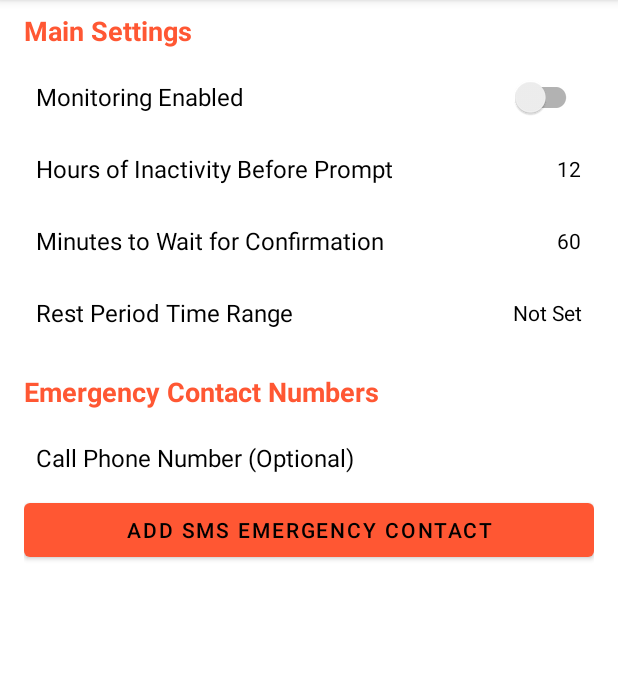
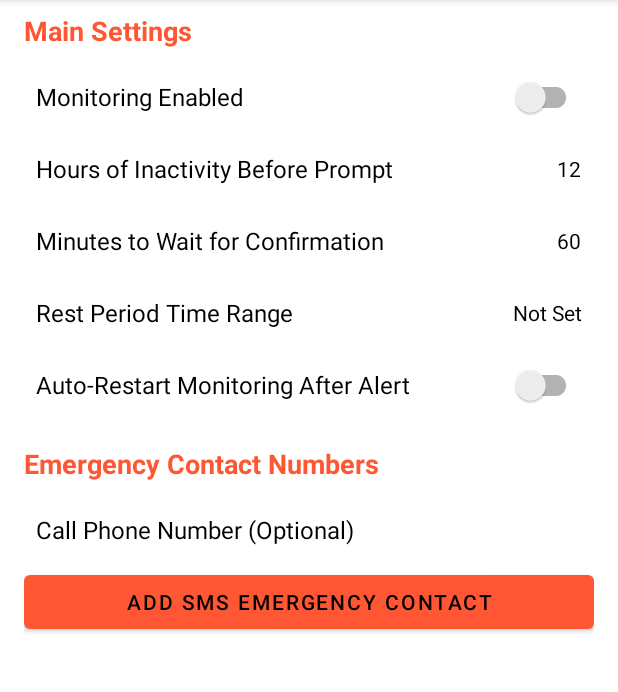
Before and after one commit to keepalivedev/KeepAlive, an Android app: the SettingsActivity screen opened directly, with no data from a screen before it, on a phone screen of 412 x 824 dp, the part 84-776 px from its top. Run offline under Robolectric (Android 15) with nearby library versions, the phone set to English and light mode, and no system bars.

Commit message:
add auto-restart setting

```diff
--- a/app/src/main/java/io/keepalive/android/SettingsActivity.kt
+++ b/app/src/main/java/io/keepalive/android/SettingsActivity.kt
@@ -85,6 +85,17 @@ class SettingsActivity : AppCompatActivity() {
             processSettingChange("enabled")
         }
 
+        // listener for the auto restart monitoring switch
+        val restartMonitoringSwitch: SwitchCompat = findViewById(R.id.restartMonitoringSwitch)
+        restartMonitoringSwitch.setOnCheckedChangeListener { _, isChecked ->
+
+            // no dialog for the switch, just save the new value
+            with(sharedPrefs!!.edit()) {
+                putBoolean("auto_restart_monitoring", isChecked)
+                apply()
+            }
+        }
+
         // set up listeners for each setting row so that the user can click
         //  anywhere on the row itself to bring up the edit dialog
 
@@ -115,6 +126,9 @@ class SettingsActivity : AppCompatActivity() {
 
         val monitoringEnabledSwitch: SwitchCompat = findViewById(R.id.monitoringEnabledSwitch)
         monitoringEnabledSwitch.isChecked = sharedPrefs!!.getBoolean("enabled", false)
+
+        val restartMonitoringSwitch: SwitchCompat = findViewById(R.id.restartMonitoringSwitch)
+        restartMonitoringSwitch.isChecked = sharedPrefs!!.getBoolean("auto_restart_monitoring", false)
 
         val timePeriodValueTextView: TextView = findViewById(R.id.edit_time_period_hours)
         timePeriodValueTextView.text = sharedPrefs!!.getString("time_period_hours", "12")
--- a/app/src/main/res/layout/content_settings.xml
+++ b/app/src/main/res/layout/content_settings.xml
@@ -112,6 +112,15 @@
             android:text="" />
     </LinearLayout>
 
+    <androidx.appcompat.widget.SwitchCompat
+        android:id="@+id/restartMonitoringSwitch"
+        android:layout_width="match_parent"
+        android:layout_height="wrap_content"
+        android:layout_gravity="center"
+        android:padding="8dp"
+        android:text="@string/auto_restart_title"
+        android:textSize="@dimen/default_text_size" />
+
     <!-- Contact Header Section -->
     <TextView
         android:layout_width="wrap_content"
--- a/app/src/main/res/values/strings.xml
+++ b/app/src/main/res/values/strings.xml
@@ -122,6 +122,7 @@
     <!-- Main Settings -->
     <string name="enabled_title">Monitoring Enabled</string>
     <string name="disabled_title">Monitoring Disabled</string>
+    <string name="auto_restart_title">Auto-Restart Monitoring After Alert</string>
     <string name="time_period_title">Hours of Inactivity Before Prompt</string>
     <string name="time_period_description">The # of hours of inactivity before you will be prompted with an \'Are you there?\' notification.</string>
     <string name="followup_time_period_title">Minutes to Wait for Confirmation</string>
```
Also changed, not shown: 1 other file.
